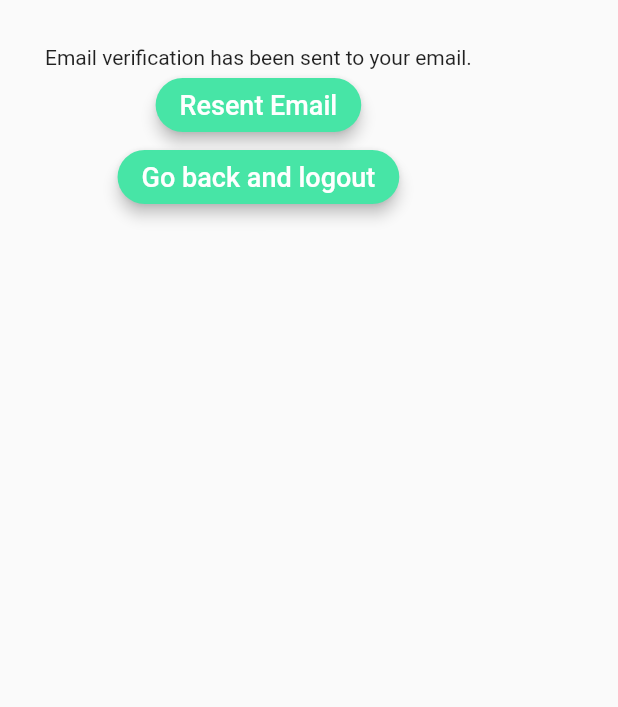
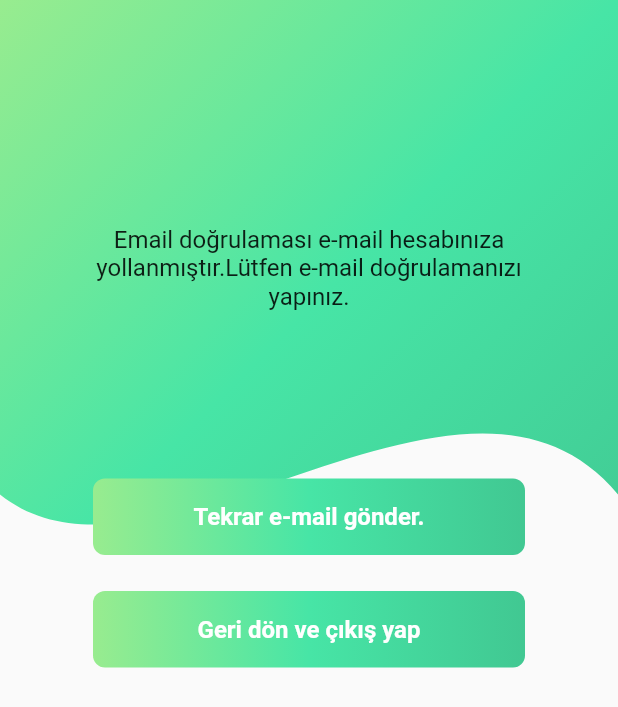
Before and after one commit to YusufsKaygusuz/Alertji-App, a Flutter app: the VerifyEmailPage screen opened directly, on a phone screen of 412 x 824 dp. Shown: the top 707 px of the screen. Run offline on Flutter 3.47's test engine with Material 2 defaults, Android fonts, the phone set to English and light mode, and no system bars; our stand-ins replace cloud_firestore, firebase_auth, firebase_core, flutter_signin_button, google_sign_in, introduction_screen and 1 more; missing offline and left inert: molten_navigationbar_flutter; accounts and stored records are empty.

Commit message:
verify email page UI

```diff
--- a/lib/view/authenticate/verifyEmail/view/verify_email.dart
+++ b/lib/view/authenticate/verifyEmail/view/verify_email.dart
@@ -1,5 +1,7 @@
 import 'dart:async';
 
+import 'package:alertji_app/product/widget/draw_clip.dart';
+import 'package:alertji_app/product/widget/login_button.dart';
 import 'package:alertji_app/product/widget/primary_button.dart';
 import 'package:alertji_app/view/authenticate/login/view/login_view.dart';
 import 'package:alertji_app/view/authenticate/verifyEmail/service/auth_verify.dart';
@@ -52,28 +54,51 @@ class _VerifyEmailPageState extends State<VerifyEmailPage> {
   @override
   Widget build(BuildContext context) {
     return Scaffold(
-        body: Padding(
-      padding: const EdgeInsets.all(30.0),
-      child: Column(
+      body: Column(
         children: [
-          const Text("Email verification has been sent to your email."),
-          PrimaryButton(
-            buttonText: 'Resent Email',
+          Stack(
+            children: [
+              CustomGradientClip(),
+              Padding(
+                padding: EdgeInsets.symmetric(horizontal: 50, vertical: 150),
+                child: Column(children: [
+                  const Text(
+                    "Email doğrulaması e-mail hesabınıza yollanmıştır.Lütfen e-mail doğrulamanızı yapınız.",
+                    textAlign: TextAlign.center,
+                    style: TextStyle(
+                      fontSize: 16,
+                      fontWeight: FontWeight.normal,
+                    ),
+                  ),
+                  SizedBox(height: 100),
+                  Padding(
+                    padding: const EdgeInsets.all(12.0),
+                    child: GradientButton(
                         onPressed: () {
-              FirebaseAuth.instance.currentUser!.sendEmailVerification();
+                          FirebaseAuth.instance.currentUser!
+                              .sendEmailVerification();
                         },
+                        text: "Tekrar e-mail gönder."),
                   ),
-          PrimaryButton(
-            buttonText: 'Go back and logout',
+                  Padding(
+                    padding: const EdgeInsets.all(12.0),
+                    child: GradientButton(
                       onPressed: () {
                         Auth().signOut();
                         Navigator.of(context).pushAndRemoveUntil(
-                  MaterialPageRoute(builder: (context) => const LoginPage()),
+                            MaterialPageRoute(
+                                builder: (context) => const LoginPage()),
                             (Route<dynamic> route) => false);
                       },
+                      text: "Geri dön ve çıkış yap",
+                    ),
+                  )
+                ]),
+              )
+            ],
           ),
         ],
       ),
-    ));
+    );
   }
 }
```
Lines whose indentation alone changed are shown as unchanged.
